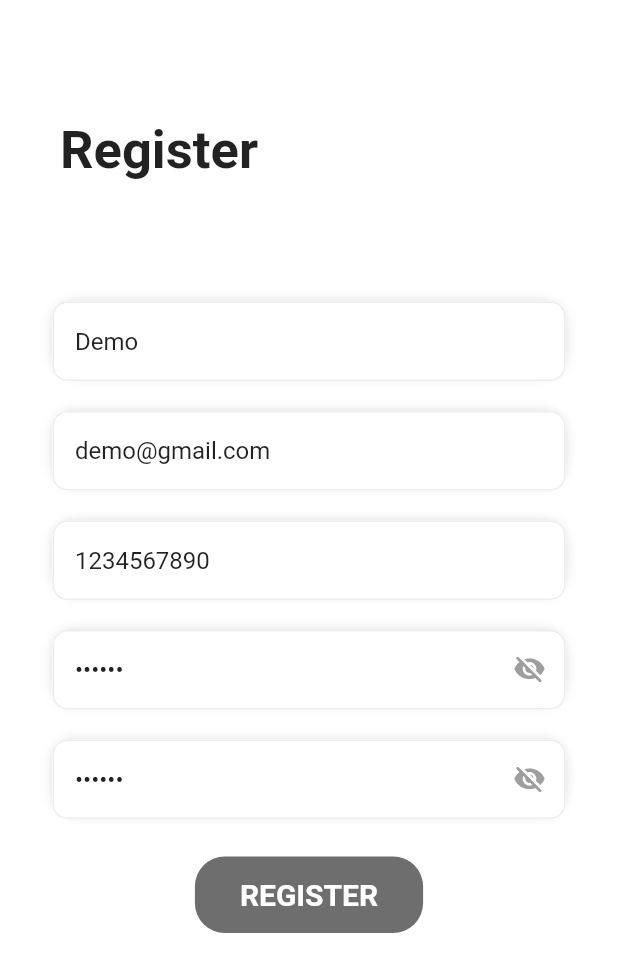
After one commit to rushit5560/Friend_Fitness_App_Project, a Flutter app: the SignUpScreen screen opened directly, on a phone screen of 412 x 824 dp. The commit adds this screen. Shown: the top 972 px of the screen. Run offline on Flutter 3.47's test engine with Material 2 defaults, Android fonts, the light colour scheme and no system bars; our stand-ins replace get, image_picker.

Commit message:
Sign Up Screen UI

```diff
--- a/friend_fitness_app/lib/common/field_validation.dart
+++ b/friend_fitness_app/lib/common/field_validation.dart
@@ -21,5 +21,39 @@ class FieldValidator {
     }
   }
 
+  String ? validateConfirmPassword(String value, String value2) {
+    if (value.isEmpty) {
+      return "Please Enter Password";
+    } else if(value != value2) {
+      return "Password & confirm password are not same!";
+    }
+    else if (value.length < 6) {
+      return "Length should be 6 character";
+    } else {
+      return null;
+    }
+  }
 
+  String? validateName(String value) {
+    if (value.isEmpty) {
+      return 'Please Enter name';
+    }
+    return null;
+  }
+
+  String? validateMobile(String value) {
+    String pattern = r'(^(?:[+0]9)?[0-9]{10,12}$)';
+    RegExp regExp = RegExp(pattern);
+    // Indian Mobile number are of 10 digit only
+    if (value.isEmpty) {
+      return "Please Enter Mobile Number";
+    } else if (value.length < 10) {
+      // return 'Mobile Number Must be of 10 Digit';
+      return 'Enter Valid Mobile Number';
+    } else if (!regExp.hasMatch(value)) {
+      return 'Only Numeric Character Should be Allow';
+    } else {
+      return null;
+    }
+  }
 }
--- /dev/null
+++ b/friend_fitness_app/lib/controllers/sign_up_screen_controller/sign_up_screen_controller.dart
@@ -0,0 +1,16 @@
+import 'package:flutter/material.dart';
+import 'package:get/get.dart';
+
+class SignUpScreenController extends GetxController {
+  RxBool isLoading = false.obs;
+  RxBool isSuccessStatus = false.obs;
+
+  GlobalKey<FormState> signUpFormKey = GlobalKey();
+  TextEditingController nameFieldController = TextEditingController(text: "Demo");
+  TextEditingController emailFieldController = TextEditingController(text: "demo@gmail.com");
+  TextEditingController phoneFieldController = TextEditingController(text: "1234567890");
+  TextEditingController passwordFieldController = TextEditingController(text: "123456");
+  TextEditingController cPasswordFieldController = TextEditingController(text: "123456");
+  RxBool isPasswordShow = true.obs;
+  RxBool isCPasswordShow = true.obs;
+}
--- a/friend_fitness_app/lib/main.dart
+++ b/friend_fitness_app/lib/main.dart
@@ -1,7 +1,9 @@
 import 'package:flutter/material.dart';
 import 'package:get/get.dart';
 import 'common/app_theme/app_theme.dart';
-import 'screens/group_list_screen/group_list_screen.dart';
+import 'screens/sign_in_screen/sign_in_screen.dart';
+import 'screens/sign_up_screen/sign_up_screen.dart';
+
 
 void main() {
   runApp(const MyApp());
@@ -17,7 +19,7 @@ class MyApp extends StatelessWidget {
       title: 'Friends Fitness App',
       debugShowCheckedModeBanner: false,
       theme: appLightTheme(),
-      home: const GroupListScreen(),
+      home: SignInScreen(),
     );
   }
 }
--- a/friend_fitness_app/lib/screens/edit_profile_screen/edit_profile_screen_widgets.dart
+++ b/friend_fitness_app/lib/screens/edit_profile_screen/edit_profile_screen_widgets.dart
@@ -1,6 +1,4 @@
 import 'dart:io';
-
-import 'package:flutter/cupertino.dart';
 import 'package:flutter/material.dart';
 import 'package:friend_fitness_app/common/constants/app_colors.dart';
 import 'package:friend_fitness_app/common/constants/app_images.dart';
--- a/friend_fitness_app/lib/screens/sign_in_screen/sign_in_screen.dart
+++ b/friend_fitness_app/lib/screens/sign_in_screen/sign_in_screen.dart
@@ -13,6 +13,7 @@ class SignInScreen extends StatelessWidget {
   Widget build(BuildContext context) {
     return Scaffold(
       body: SafeArea(
+        child: SingleChildScrollView(
           child: Column(
             crossAxisAlignment: CrossAxisAlignment.start,
             children: [
@@ -21,17 +22,24 @@ class SignInScreen extends StatelessWidget {
 
               const SizedBox(height: 100),
               LoginFormModule().commonSymmetricPadding(horizontal: 35),
+
               const SizedBox(height: 10),
               const ForgotPasswordTextModule().commonSymmetricPadding(horizontal: 35),
+
               const SizedBox(height: 25),
               LoginButtonModule(),
+
               const SizedBox(height: 25),
               const OrTextModule(),
+
               const SizedBox(height: 25),
-            SocialMediaButton(),
+              const SocialMediaButton(),
+
               const SizedBox(height: 25),
+              const SignUpTextModule(),
 
             ],
+          ),
         ),
       ),
     );
--- a/friend_fitness_app/lib/screens/sign_in_screen/sign_in_screen_widgets.dart
+++ b/friend_fitness_app/lib/screens/sign_in_screen/sign_in_screen_widgets.dart
@@ -1,13 +1,13 @@
-import 'dart:developer';
-
+import 'package:flutter/cupertino.dart';
 import 'package:flutter/material.dart';
 import 'package:friend_fitness_app/common/constants/app_images.dart';
 import 'package:friend_fitness_app/common/extension_methods/extension_methods.dart';
+import 'package:friend_fitness_app/screens/sign_up_screen/sign_up_screen.dart';
 import 'package:get/get.dart';
-
 import '../../common/constants/app_colors.dart';
 import '../../common/field_validation.dart';
 import '../../controllers/sign_in_screen_controller/sign_in_screen_controller.dart';
+import '../profile_screen/profile_screen.dart';
 
 /// Login Header Text Module
 class LoginHeaderModule extends StatelessWidget {
@@ -158,6 +158,7 @@ class LoginButtonModule extends StatelessWidget {
           onTap: () {
             if (screenController.signInFormKey.currentState!.validate()) {
               // log("");
+              Get.offAll(()=> const ProfileScreen(), transition: Transition.zoom);
             }
           },
           child: Container(
@@ -198,6 +199,8 @@ class OrTextModule extends StatelessWidget {
   }
 }
 
+
+/// Social Media Button
 class SocialMediaButton extends StatelessWidget {
   const SocialMediaButton({Key? key}) : super(key: key);
 
@@ -246,6 +249,38 @@ class SocialMediaButton extends StatelessWidget {
   }
 }
 
+///
+class SignUpTextModule extends StatelessWidget {
+  const SignUpTextModule({Key? key}) : super(key: key);
+
+  @override
+  Widget build(BuildContext context) {
+    return Row(
+      mainAxisAlignment: MainAxisAlignment.center,
+      children: [
+        const Text(
+          "Don't have account? ",
+          style: TextStyle(
+            fontSize: 13,
+          ),
+        ),
+        GestureDetector(
+          onTap: () {
+            Get.off(()=> SignUpScreen(), transition: Transition.zoom);
+          },
+          child: const Text(
+            "SignUp",
+            style: TextStyle(
+              fontSize: 13,
+              decoration: TextDecoration.underline,
+            ),
+          ),
+        ),
+      ],
+    );
+  }
+}
+
 
 
 /// SignIn Fields Decoration
--- /dev/null
+++ b/friend_fitness_app/lib/screens/sign_up_screen/sign_up_screen.dart
@@ -0,0 +1,34 @@
+import 'package:flutter/material.dart';
+import 'package:friend_fitness_app/common/extension_methods/extension_methods.dart';
+import 'package:get/get.dart';
+import '../../controllers/sign_up_screen_controller/sign_up_screen_controller.dart';
+import 'sign_up_screen_widgets.dart';
+
+class SignUpScreen extends StatelessWidget {
+  SignUpScreen({Key? key}) : super(key: key);
+  final signUpScreenController = Get.put(SignUpScreenController());
+
+  @override
+  Widget build(BuildContext context) {
+    return Scaffold(
+      body: SafeArea(
+        child: SingleChildScrollView(
+          child: Column(
+            crossAxisAlignment: CrossAxisAlignment.start,
+            children: [
+              const SizedBox(height: 80),
+              const RegisterHeaderModule(),
+
+              const SizedBox(height: 80),
+              RegisterFormModule().commonSymmetricPadding(horizontal: 35),
+
+              const SizedBox(height: 25),
+              RegisterButtonModule(),
+
+            ],
+          ),
+        ),
+      ),
+    );
+  }
+}
--- /dev/null
+++ b/friend_fitness_app/lib/screens/sign_up_screen/sign_up_screen_widgets.dart
@@ -0,0 +1,343 @@
+import 'package:flutter/material.dart';
+import 'package:friend_fitness_app/common/extension_methods/extension_methods.dart';
+import 'package:friend_fitness_app/screens/profile_screen/profile_screen.dart';
+import 'package:get/get.dart';
+
+import '../../common/constants/app_colors.dart';
+import '../../common/field_validation.dart';
+import '../../controllers/sign_up_screen_controller/sign_up_screen_controller.dart';
+
+
+/// Login Header Text Module
+class RegisterHeaderModule extends StatelessWidget {
+  const RegisterHeaderModule({Key? key}) : super(key: key);
+
+  @override
+  Widget build(BuildContext context) {
+    return const Text(
+      "Register",
+      style: TextStyle(
+        fontWeight: FontWeight.bold,
+        fontSize: 35,
+      ),
+    ).commonSymmetricPadding(horizontal: 40);
+  }
+}
+
+
+/// Register Form
+class RegisterFormModule extends StatelessWidget {
+  RegisterFormModule({Key? key}) : super(key: key);
+  final screenController = Get.find<SignUpScreenController>();
+
+  @override
+  Widget build(BuildContext context) {
+    return Form(
+      key: screenController.signUpFormKey,
+      child: Column(
+        children: [
+          SignUpNameTextFieldModule(),
+          const SizedBox(height: 20),
+          SignUpEmailTextFieldModule(),
+          const SizedBox(height: 20),
+          SignUpPhoneTextFieldModule(),
+          const SizedBox(height: 20),
+          SignUpPasswordTextFieldModule(),
+          const SizedBox(height: 20),
+          SignUpConfirmPasswordTextFieldModule(),
+        ],
+      ),
+    );
+  }
+}
+
+/// Name Field
+class SignUpNameTextFieldModule extends StatelessWidget {
+  SignUpNameTextFieldModule({Key? key}) : super(key: key);
+  final screenController = Get.find<SignUpScreenController>();
+  final FieldValidator fieldValidator = FieldValidator();
+
+  @override
+  Widget build(BuildContext context) {
+    return Stack(
+      children: [
+        Container(
+          height: 50,
+          decoration: BoxDecoration(
+            borderRadius: BorderRadius.circular(15),
+            boxShadow: [
+              BoxShadow(
+                blurRadius: 6,
+                blurStyle: BlurStyle.outer,
+                color: AppColors.colorLightGrey,
+              ),
+            ],
+          ),
+        ),
+
+        TextFormField(
+          controller: screenController.nameFieldController,
+          keyboardType: TextInputType.text,
+          cursorColor: Colors.grey,
+          decoration: signUpInputDecoration(hintText: "Name", controller: screenController),
+          validator: (value) => fieldValidator.validateName(value!),
+        ),
+
+      ],
+    );
+  }
+}
+
+/// Email Field
+class SignUpEmailTextFieldModule extends StatelessWidget {
+  SignUpEmailTextFieldModule({Key? key}) : super(key: key);
+  final screenController = Get.find<SignUpScreenController>();
+  final FieldValidator fieldValidator = FieldValidator();
+
+  @override
+  Widget build(BuildContext context) {
+    return Stack(
+      children: [
+        Container(
+          height: 50,
+          decoration: BoxDecoration(
+            borderRadius: BorderRadius.circular(15),
+            boxShadow: [
+              BoxShadow(
+                blurRadius: 6,
+                blurStyle: BlurStyle.outer,
+                color: AppColors.colorLightGrey,
+              ),
+            ],
+          ),
+        ),
+
+        TextFormField(
+          controller: screenController.emailFieldController,
+          keyboardType: TextInputType.emailAddress,
+          cursorColor: Colors.grey,
+          decoration: signUpInputDecoration(hintText: "Email", controller: screenController),
+          validator: (value) => fieldValidator.validateEmail(value!),
+        ),
+
+      ],
+    );
+  }
+}
+
+/// Phone Field
+class SignUpPhoneTextFieldModule extends StatelessWidget {
+  SignUpPhoneTextFieldModule({Key? key}) : super(key: key);
+  final screenController = Get.find<SignUpScreenController>();
+  final FieldValidator fieldValidator = FieldValidator();
+
+  @override
+  Widget build(BuildContext context) {
+    return Stack(
+      children: [
+        Container(
+          height: 50,
+          decoration: BoxDecoration(
+            borderRadius: BorderRadius.circular(15),
+            boxShadow: [
+              BoxShadow(
+                blurRadius: 6,
+                blurStyle: BlurStyle.outer,
+                color: AppColors.colorLightGrey,
+              ),
+            ],
+          ),
+        ),
+
+        TextFormField(
+          controller: screenController.phoneFieldController,
+          keyboardType: TextInputType.phone,
+          cursorColor: Colors.grey,
+          maxLength: 12,
+          decoration: signUpInputDecoration(hintText: "Phone", controller: screenController),
+          validator: (value) => fieldValidator.validateMobile(value!),
+        ),
+
+      ],
+    );
+  }
+}
+
+/// Password Field
+class SignUpPasswordTextFieldModule extends StatelessWidget {
+  SignUpPasswordTextFieldModule({Key? key}) : super(key: key);
+  final screenController = Get.find<SignUpScreenController>();
+  final FieldValidator fieldValidator = FieldValidator();
+
+  @override
+  Widget build(BuildContext context) {
+    return Stack(
+      children: [
+        Container(
+          height: 50,
+          decoration: BoxDecoration(
+            borderRadius: BorderRadius.circular(15),
+            boxShadow: [
+              BoxShadow(
+                blurRadius: 6,
+                blurStyle: BlurStyle.outer,
+                color: AppColors.colorLightGrey,
+              ),
+            ],
+          ),
+        ),
+
+        Obx(
+          ()=> TextFormField(
+            controller: screenController.passwordFieldController,
+            keyboardType: TextInputType.text,
+            cursorColor: Colors.grey,
+            obscureText: screenController.isPasswordShow.value,
+            decoration: signUpInputDecoration(hintText: "Password", controller: screenController, index: 1),
+            validator: (value) => fieldValidator.validatePassword(value!),
+          ),
+        ),
+
+      ],
+    );
+  }
+}
+
+/// Confirm Password Field
+class SignUpConfirmPasswordTextFieldModule extends StatelessWidget {
+  SignUpConfirmPasswordTextFieldModule({Key? key}) : super(key: key);
+  final screenController = Get.find<SignUpScreenController>();
+  final FieldValidator fieldValidator = FieldValidator();
+
+  @override
+  Widget build(BuildContext context) {
+    return Stack(
+      children: [
+        Container(
+          height: 50,
+          decoration: BoxDecoration(
+            borderRadius: BorderRadius.circular(15),
+            boxShadow: [
+              BoxShadow(
+                blurRadius: 6,
+                blurStyle: BlurStyle.outer,
+                color: AppColors.colorLightGrey,
+              ),
+            ],
+          ),
+        ),
+
+        Obx(
+          ()=> TextFormField(
+            controller: screenController.cPasswordFieldController,
+            keyboardType: TextInputType.text,
+            cursorColor: Colors.grey,
+            obscureText: screenController.isCPasswordShow.value,
+            decoration: signUpInputDecoration(hintText: "Confirm Password", controller: screenController, index: 2),
+            validator: (value) => fieldValidator.validateConfirmPassword(value!, screenController.cPasswordFieldController.text.trim()),
+          ),
+        ),
+
+      ],
+    );
+  }
+}
+
+/// Register Button
+class RegisterButtonModule extends StatelessWidget {
+  RegisterButtonModule({Key? key}) : super(key: key);
+  final screenController = Get.find<SignUpScreenController>();
+
+  @override
+  Widget build(BuildContext context) {
+    return Row(
+      mainAxisAlignment: MainAxisAlignment.center,
+      children: [
+        GestureDetector(
+          onTap: () {
+            if (screenController.signUpFormKey.currentState!.validate()) {
+              // log("");
+              Get.offAll(()=> const ProfileScreen(), transition: Transition.zoom);
+            }
+          },
+          child: Container(
+            decoration: BoxDecoration(
+              color: AppColors.colorDarkGrey,
+              borderRadius: BorderRadius.circular(20),
+            ),
+            child: const Text(
+              "REGISTER",
+              style: TextStyle(
+                fontWeight: FontWeight.bold,
+                color: Colors.white,
+                fontSize: 20,
+              ),
+            ).commonSymmetricPadding(horizontal: 30, vertical: 14),
+          ),
+        ),
+      ],
+    );
+  }
+}
+
+
+/// SignIn Fields Decoration
+InputDecoration signUpInputDecoration(
+    {required String hintText,
+    int index = 0,
+    required SignUpScreenController controller}) {
+  return InputDecoration(
+    hintText: hintText,
+    hintStyle: const TextStyle(color: Colors.grey),
+    isDense: true,
+    contentPadding: const EdgeInsets.symmetric(horizontal: 15, vertical: 17),
+    filled: true,
+    fillColor: Colors.white,
+    counterText: "",
+    enabledBorder: OutlineInputBorder(
+        borderRadius: const BorderRadius.all(Radius.circular(10)),
+        borderSide: BorderSide(color: Colors.grey.shade200)),
+    focusedBorder: OutlineInputBorder(
+        borderRadius: const BorderRadius.all(Radius.circular(10)),
+        borderSide: BorderSide(color: Colors.grey.shade200)),
+    errorBorder: OutlineInputBorder(
+        borderRadius: const BorderRadius.all(Radius.circular(10)),
+        borderSide: BorderSide(color: Colors.grey.shade200)),
+    focusedErrorBorder: OutlineInputBorder(
+        borderRadius: const BorderRadius.all(Radius.circular(10)),
+        borderSide: BorderSide(color: Colors.grey.shade200)),
+    suffixIcon: index == 1
+        ? GestureDetector(
+            onTap: () {
+              controller.isPasswordShow.value =
+                  !controller.isPasswordShow.value;
+            },
+            child: Obx(
+              () => Icon(
+                controller.isPasswordShow.value
+                    ? Icons.visibility_off_rounded
+                    : Icons.visibility_rounded,
+                color: Colors.grey,
+                size: 22,
+              ),
+            ),
+          )
+        : index == 2
+            ? GestureDetector(
+                onTap: () {
+                  controller.isCPasswordShow.value =
+                      !controller.isCPasswordShow.value;
+                },
+                child: Obx(
+                  () => Icon(
+                    controller.isCPasswordShow.value
+                        ? Icons.visibility_off_rounded
+                        : Icons.visibility_rounded,
+                    color: Colors.grey,
+                    size: 22,
+                  ),
+                ),
+              )
+            : null,
+  );
+}
```
Also changed, not shown: friend_fitness_app/pubspec.lock. Lines whose indentation alone changed are shown as unchanged.
